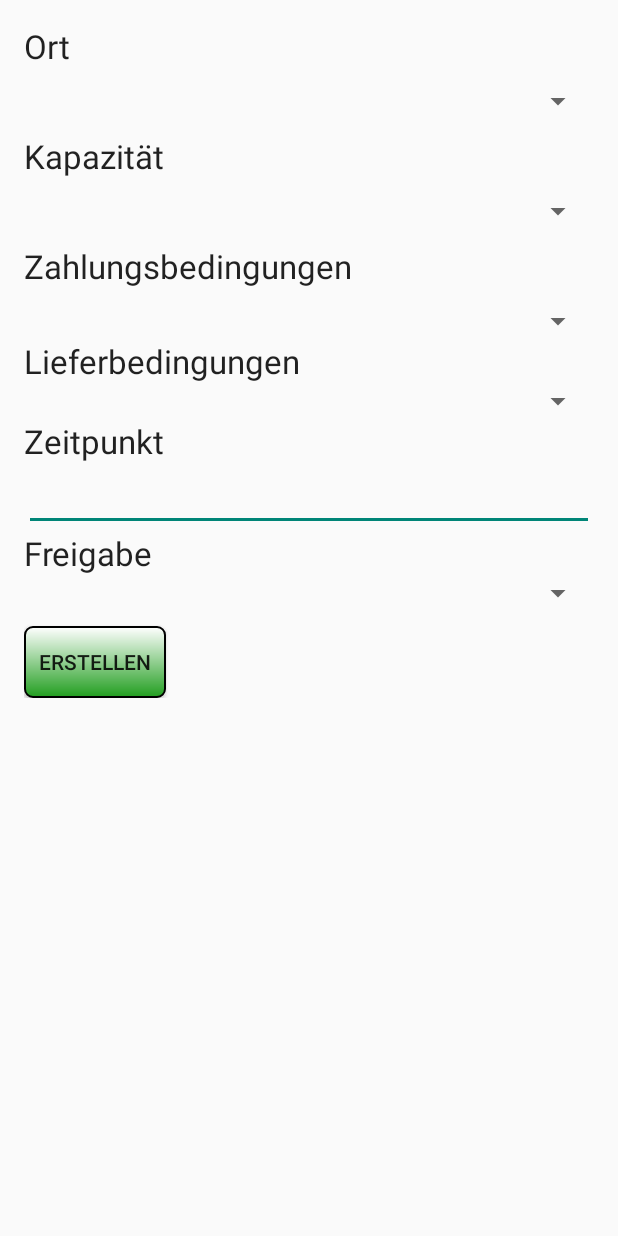
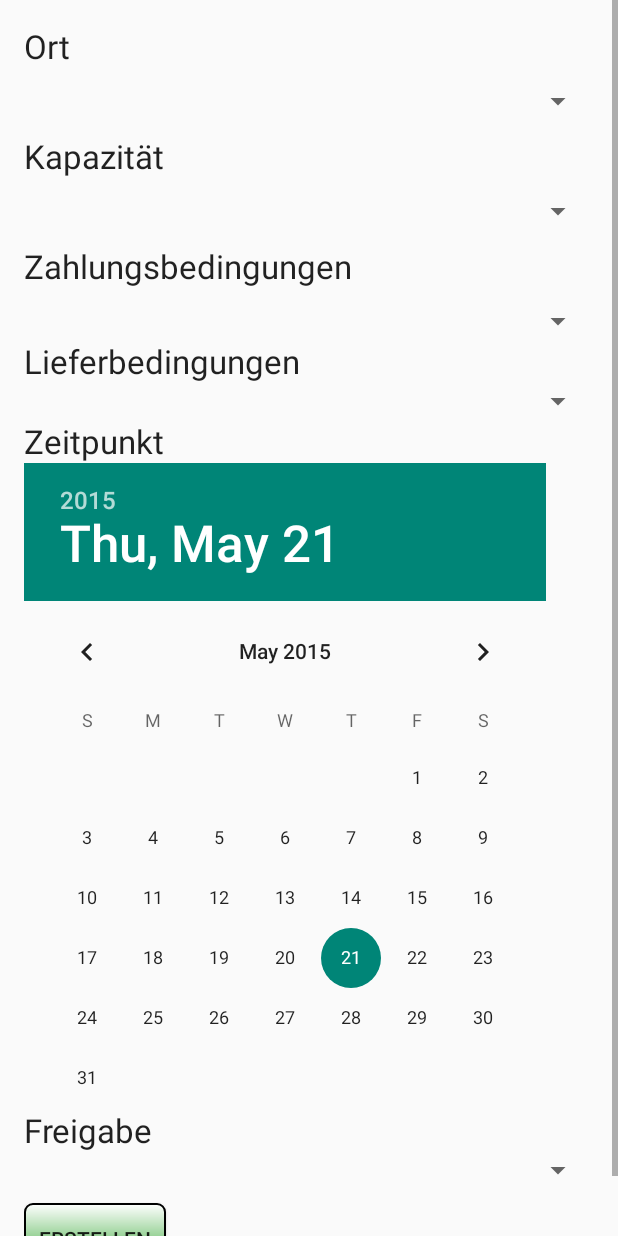
Before and after one commit to tetee/ShelpApp, an Android app: the layout activity_create_activity.xml on its own in the app's theme, with its tools: preview values and no code run, on a phone screen of 412 x 824 dp. Run offline under Robolectric (Android 15) with nearby library versions, the phone set to English and light mode, and no system bars.

Commit message:
datePicker

```diff
--- a/app/src/main/res/layout/activity_create_activity.xml
+++ b/app/src/main/res/layout/activity_create_activity.xml
@@ -96,7 +96,7 @@
         android:layout_alignParentStart="true"
         android:layout_below="@+id/delSpinner"/>
 
-        <EditText
+        <!--<EditText
             android:layout_width="match_parent"
             android:layout_height="wrap_content"
             android:inputType="date"
@@ -104,6 +104,11 @@
             android:id="@+id/dateCreate"
             android:layout_alignParentLeft="true"
             android:layout_alignParentStart="true"
+            android:layout_below="@id/date"/>-->
+        <DatePicker
+            android:id="@+id/dateCreate"
+            android:layout_width="wrap_content"
+            android:layout_height="match_parent"
             android:layout_below="@id/date"/>
 
 
```
Also changed, not shown: app/src/main/java/de/fh_muenster/shelpapp/ShelpAppAndroid/create_activity.java (+18 -0 lines).
